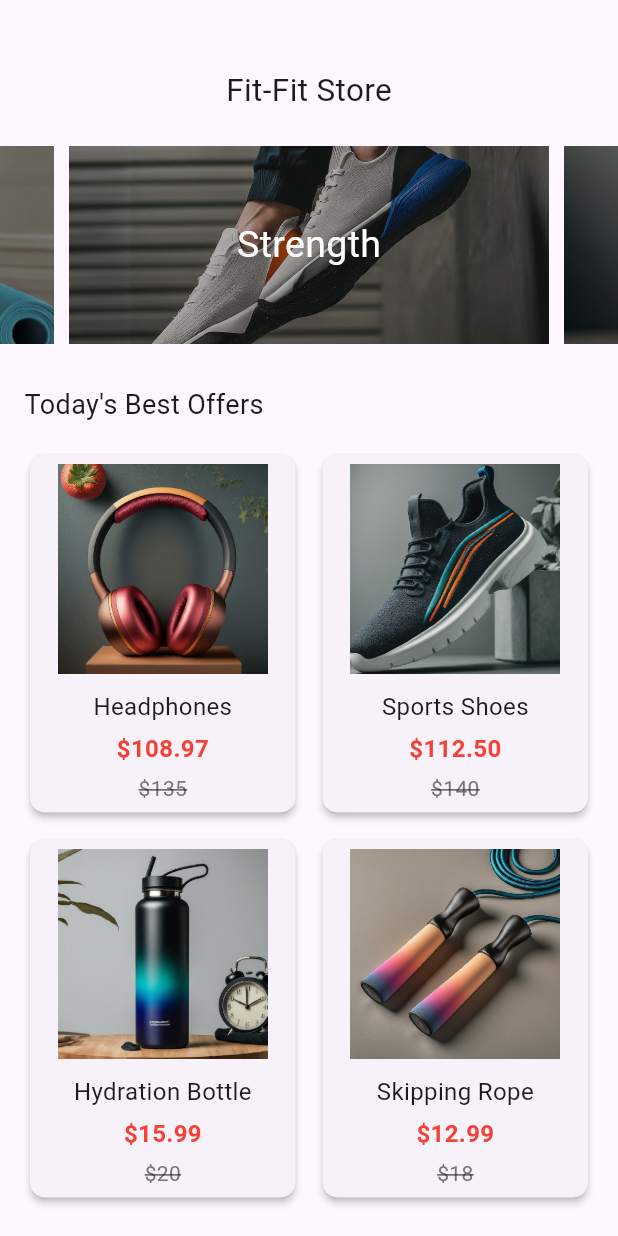
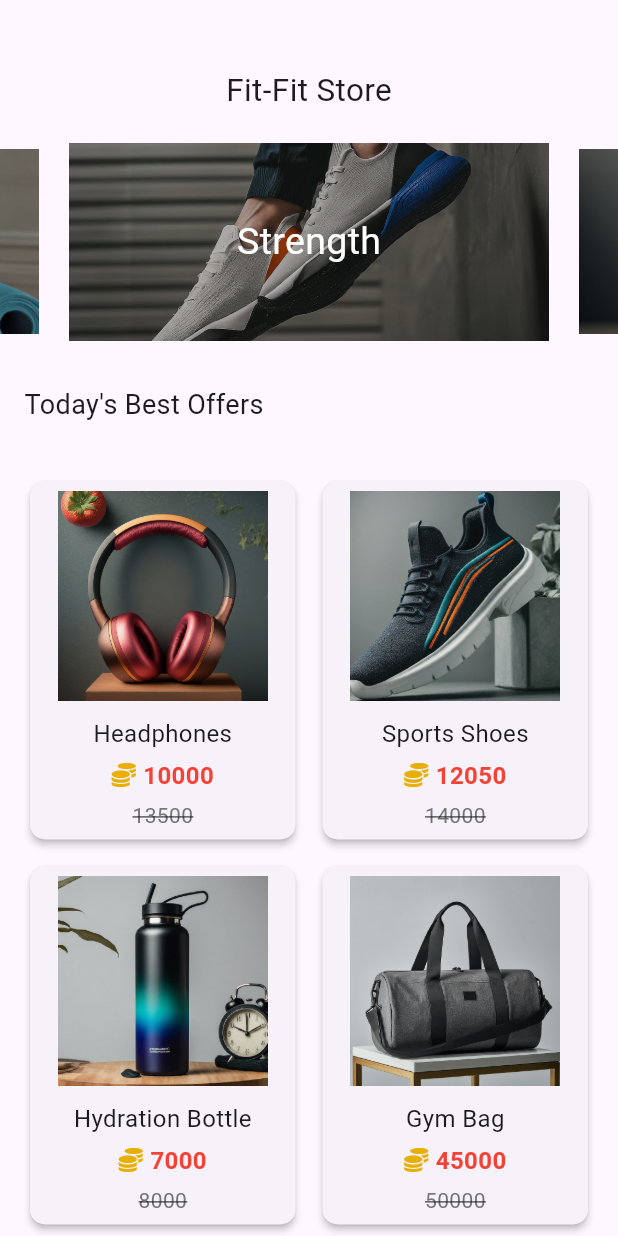
Before and after one commit to DON2604/Fit-Fit-Watch, a Flutter app: the StoreScreen screen opened directly, on a phone screen of 412 x 824 dp. Run offline on Flutter 3.47's test engine with Material 3 defaults, Android fonts, the phone set to English and light mode, and no system bars; drawn by our look-alikes of carousel_slider; our stand-ins replace flutter_vector_icons, geolocator, permission_handler, syncfusion_flutter_gauges; missing offline and left inert: simple_progress_indicators; network calls fail.

Commit message:
fix: minor bug fixes

```diff
--- a/lib/screens/achivements.dart
+++ b/lib/screens/achivements.dart
@@ -5,11 +5,11 @@ import 'package:watch/widgets/progess_container.dart';
 
 class AchievementsScreen extends StatelessWidget {
   const AchievementsScreen({
-    super.key,
+    Key? key,
     required this.completedSteps,
     required this.completedDistance,
     required this.completedCalories,
-  });
+  }) : super(key: key);
 
   final int targetSteps = 9000;
   final int targetDistance = 10;
@@ -17,6 +17,7 @@ class AchievementsScreen extends StatelessWidget {
   final int completedSteps;
   final int completedDistance;
   final int completedCalories;
+  final int points = 6000;
 
   String getProgressString(int target, int completed) {
     if (completed >= target) {
@@ -30,7 +31,7 @@ class AchievementsScreen extends StatelessWidget {
     if (completed >= target) {
       return 1;
     } else {
-      return completed/target;
+      return completed / target;
     }
   }
 
@@ -88,24 +89,24 @@ class AchievementsScreen extends StatelessWidget {
                     ),
                   ],
                 ),
-                child: const Padding(
-                  padding: EdgeInsets.symmetric(
+                child: Padding(
+                  padding: const EdgeInsets.symmetric(
                     vertical: 8.0,
                     horizontal: 15.0,
                   ),
                   child: Row(
                     children: [
-                      Icon(
+                      const Icon(
                         FontAwesome5Solid.coins,
                         color: Color.fromARGB(255, 231, 175, 7),
                         size: 32,
                       ),
-                      SizedBox(
+                      const SizedBox(
                         width: 8,
                       ),
                       Text(
-                        "6000 Coins",
-                        style: TextStyle(
+                        "$points Coins",
+                        style: const TextStyle(
                           fontSize: 18,
                           fontWeight: FontWeight.bold,
                           color: Color.fromARGB(255, 231, 175, 7),
@@ -124,7 +125,7 @@ class AchievementsScreen extends StatelessWidget {
                   onPressed: () {
                     Navigator.of(context).push(
                       MaterialPageRoute(
-                        builder: (ctx) =>  StoreScreen(),
+                        builder: (ctx) => StoreScreen(),
                       ),
                     );
                   },
@@ -145,7 +146,7 @@ class AchievementsScreen extends StatelessWidget {
                   child: const Row(
                     mainAxisAlignment: MainAxisAlignment.center,
                     children: [
-                      Text('Store'),
+                      Text('Redeem'),
                       SizedBox(width: 8),
                       Icon(Icons.storefront),
                     ],
--- a/lib/screens/store.dart
+++ b/lib/screens/store.dart
@@ -1,5 +1,6 @@
 import 'package:flutter/material.dart';
 import 'package:carousel_slider/carousel_slider.dart';
+import 'package:flutter_vector_icons/flutter_vector_icons.dart';
 
 class StoreItem {
   final String imageUrl;
@@ -22,28 +23,39 @@ class StoreScreen extends StatelessWidget {
     StoreItem(
       imageUrl: 'assets/items/item0.jpg',
       name: 'Headphones',
-      currentPrice: '\$108.97',
-      originalPrice: '\$135',
+      currentPrice: '10000',
+      originalPrice: '13500',
     ),
     StoreItem(
       imageUrl: 'assets/items/item1.jpg',
       name: 'Sports Shoes',
-      currentPrice: '\$112.50',
-      originalPrice: '\$140',
+      currentPrice: '12050',
+      originalPrice: '14000',
     ),
     StoreItem(
       imageUrl: 'assets/items/item2.jpg',
       name: 'Hydration Bottle',
-      currentPrice: '\$15.99',
-      originalPrice: '\$20',
+      currentPrice: '7000',
+      originalPrice: '8000',
+    ),
+    StoreItem(
+      imageUrl: 'assets/items/item4.jpg',
+      name: 'Gym Bag',
+      currentPrice: '45000',
+      originalPrice: '50000',
     ),
     StoreItem(
       imageUrl: 'assets/items/item3.jpg',
       name: 'Skipping Rope',
-      currentPrice: '\$12.99',
-      originalPrice: '\$18',
+      currentPrice: '12999',
+      originalPrice: '18000',
     ),
-    // Add more items as needed
+    StoreItem(
+      imageUrl: 'assets/items/item5.jpg',
+      name: 'Gym Mat',
+      currentPrice: '9000',
+      originalPrice: '12000',
+    ),
   ];
 
   @override
@@ -66,7 +78,7 @@ class StoreScreen extends StatelessWidget {
             ),
           ),
           const SizedBox(
-            height: 22,
+            height: 20,
           ),
           CarouselSlider(
             options: CarouselOptions(
@@ -79,6 +91,9 @@ class StoreScreen extends StatelessWidget {
               autoPlayAnimationDuration: const Duration(milliseconds: 800),
               autoPlayCurve: Curves.fastOutSlowIn,
               scrollDirection: Axis.horizontal,
+              enlargeCenterPage: true,
+              enlargeFactor: 0.2,
+              viewportFraction: 0.8,
             ),
             items: [1, 2, 3].map((i) {
               return Builder(
@@ -96,8 +111,7 @@ class StoreScreen extends StatelessWidget {
                         image: AssetImage('assets/carousel/car$i.png'),
                         fit: BoxFit.cover,
                         colorFilter: ColorFilter.mode(
-                          Colors.black.withOpacity(
-                              0.28), // Adjust the opacity here to change the darkness
+                          Colors.black.withOpacity(0.28),
                           BlendMode.darken,
                         ),
                       ),
@@ -115,7 +129,7 @@ class StoreScreen extends StatelessWidget {
             }).toList(),
           ),
           const SizedBox(
-            height: 28,
+            height: 30,
           ),
           const Padding(
             padding: EdgeInsets.only(right: 220.0),
@@ -125,6 +139,9 @@ class StoreScreen extends StatelessWidget {
                 fontSize: 18.0,
               ),
             ),
+          ),
+          const SizedBox(
+            height: 18,
           ),
           Expanded(
             child: GridView.builder(
@@ -158,6 +175,15 @@ class StoreScreen extends StatelessWidget {
                         ),
                       ),
                       const SizedBox(height: 5.0),
+                      Row(
+                        mainAxisAlignment: MainAxisAlignment.center,
+                        children: [
+                          const Icon(
+                            FontAwesome5Solid.coins,
+                            color: Color.fromARGB(255, 231, 175, 7),
+                            size: 16,
+                          ),
+                          const SizedBox(width: 5.0),
                           Text(
                             item.currentPrice,
                             style: const TextStyle(
@@ -165,6 +191,8 @@ class StoreScreen extends StatelessWidget {
                               fontWeight: FontWeight.bold,
                               color: Colors.red,
                             ),
+                          ),
+                        ],
                       ),
                       const SizedBox(height: 5.0),
                       Text(
--- a/pubspec.yaml
+++ b/pubspec.yaml
@@ -79,6 +79,8 @@ flutter:
     - assets/items/item1.jpg
     - assets/items/item2.jpg
     - assets/items/item3.jpg
+    - assets/items/item4.jpg
+    - assets/items/item5.jpg
 
 
 
```
Also changed, not shown: assets/items/item4.jpg (added), assets/items/item5.jpg (added). Lines whose indentation alone changed are shown as unchanged.
